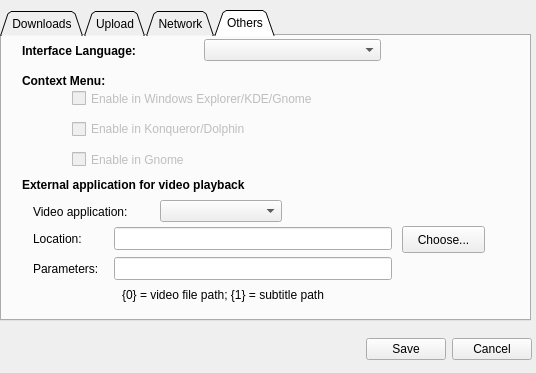
Above: gui/preferences.ui from subdownloader/subdownloader before the change. Below: the same form after it.
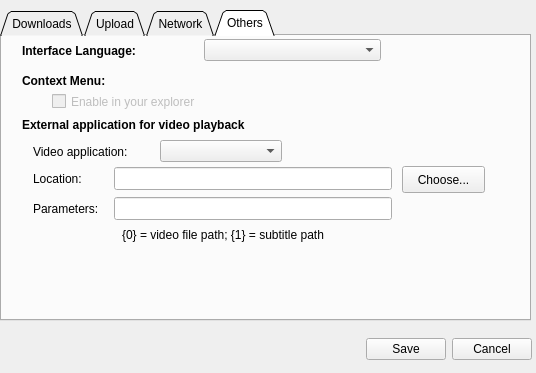
That is the form after the change. The open tabs and pages were chosen to show the change.

Commit message: mmpython timeMS calculated. Preferences changed. Option of context menu depending of platform will show different text.

```diff
--- a/gui/preferences.ui
+++ b/gui/preferences.ui
@@ -167,7 +167,7 @@
       <string>Choose...</string>
      </property>
     </widget>
-    <widget class="QWidget" name="" >
+    <widget class="QWidget" name="layoutWidget" >
      <property name="geometry" >
       <rect>
        <x>50</x>
@@ -471,7 +471,7 @@
      <property name="geometry" >
       <rect>
        <x>20</x>
-       <y>140</y>
+       <y>80</y>
        <width>301</width>
        <height>18</height>
       </rect>
@@ -490,7 +490,7 @@
      <property name="geometry" >
       <rect>
        <x>31</x>
-       <y>161</y>
+       <y>101</y>
        <width>122</width>
        <height>29</height>
       </rect>
@@ -503,7 +503,7 @@
      <property name="geometry" >
       <rect>
        <x>112</x>
-       <y>221</y>
+       <y>161</y>
        <width>278</width>
        <height>23</height>
       </rect>
@@ -513,7 +513,7 @@
      <property name="geometry" >
       <rect>
        <x>400</x>
-       <y>190</y>
+       <y>130</y>
        <width>83</width>
        <height>27</height>
       </rect>
@@ -526,7 +526,7 @@
      <property name="geometry" >
       <rect>
        <x>112</x>
-       <y>191</y>
+       <y>131</y>
        <width>278</width>
        <height>23</height>
       </rect>
@@ -536,7 +536,7 @@
      <property name="geometry" >
       <rect>
        <x>120</x>
-       <y>250</y>
+       <y>190</y>
        <width>271</width>
        <height>18</height>
       </rect>
@@ -549,7 +549,7 @@
      <property name="geometry" >
       <rect>
        <x>31</x>
-       <y>221</y>
+       <y>161</y>
        <width>76</width>
        <height>23</height>
       </rect>
@@ -562,7 +562,7 @@
      <property name="geometry" >
       <rect>
        <x>31</x>
-       <y>191</y>
+       <y>131</y>
        <width>76</width>
        <height>23</height>
       </rect>
@@ -575,49 +575,24 @@
      <property name="geometry" >
       <rect>
        <x>158</x>
-       <y>164</y>
+       <y>104</y>
        <width>122</width>
        <height>22</height>
       </rect>
      </property>
     </widget>
-    <widget class="QWidget" name="layoutWidget" >
-     <property name="geometry" >
-      <rect>
-       <x>70</x>
-       <y>50</y>
-       <width>321</width>
-       <height>86</height>
-      </rect>
-     </property>
-     <layout class="QVBoxLayout" name="verticalLayout" >
-      <item>
        <widget class="QCheckBox" name="optionIntegrationExplorer" >
         <property name="enabled" >
          <bool>false</bool>
         </property>
-        <property name="sizePolicy" >
-         <sizepolicy vsizetype="Preferred" hsizetype="Maximum" >
-          <horstretch>0</horstretch>
-          <verstretch>0</verstretch>
-         </sizepolicy>
-        </property>
-        <property name="minimumSize" >
-         <size>
-          <width>0</width>
-          <height>22</height>
-         </size>
-        </property>
-        <property name="text" >
-         <string>Enable in Windows Explorer/KDE/Gnome</string>
-        </property>
-       </widget>
-      </item>
-      <item>
-       <widget class="QCheckBox" name="optionIntegrationKonqueror" >
-        <property name="enabled" >
-         <bool>false</bool>
-        </property>
+     <property name="geometry" >
+      <rect>
+       <x>50</x>
+       <y>50</y>
+       <width>277</width>
+       <height>31</height>
+      </rect>
+     </property>
         <property name="sizePolicy" >
          <sizepolicy vsizetype="Preferred" hsizetype="Maximum" >
           <horstretch>0</horstretch>
@@ -631,33 +606,8 @@
          </size>
         </property>
         <property name="text" >
-         <string>Enable in Konqueror/Dolphin</string>
-        </property>
-       </widget>
-      </item>
-      <item>
-       <widget class="QCheckBox" name="optionIntegrationGnome" >
-        <property name="enabled" >
-         <bool>false</bool>
-        </property>
-        <property name="sizePolicy" >
-         <sizepolicy vsizetype="Preferred" hsizetype="Maximum" >
-          <horstretch>0</horstretch>
-          <verstretch>0</verstretch>
-         </sizepolicy>
-        </property>
-        <property name="minimumSize" >
-         <size>
-          <width>0</width>
-          <height>22</height>
-         </size>
-        </property>
-        <property name="text" >
-         <string>Enable in Gnome</string>
-        </property>
-       </widget>
-      </item>
-     </layout>
+      <string>Enable in your explorer</string>
+     </property>
     </widget>
    </widget>
   </widget>
```
Left out of the diff: 2 changed lines with no effect on the pictures. Lines whose indentation alone changed are shown as unchanged. The commit also changes 7 other files.
